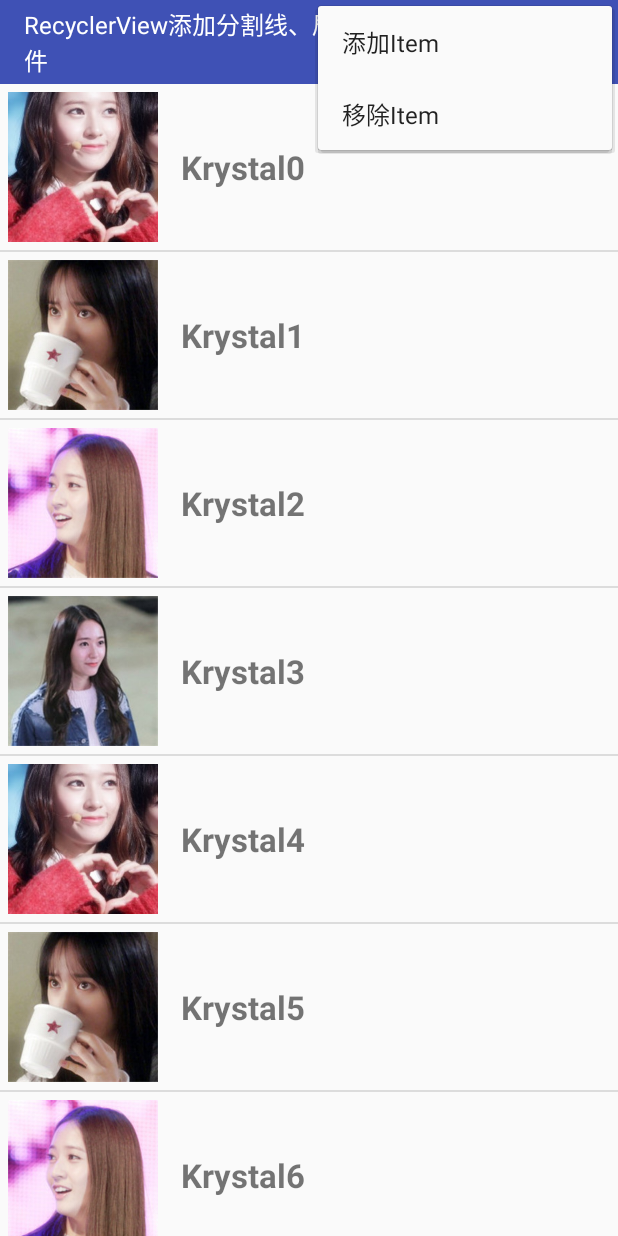
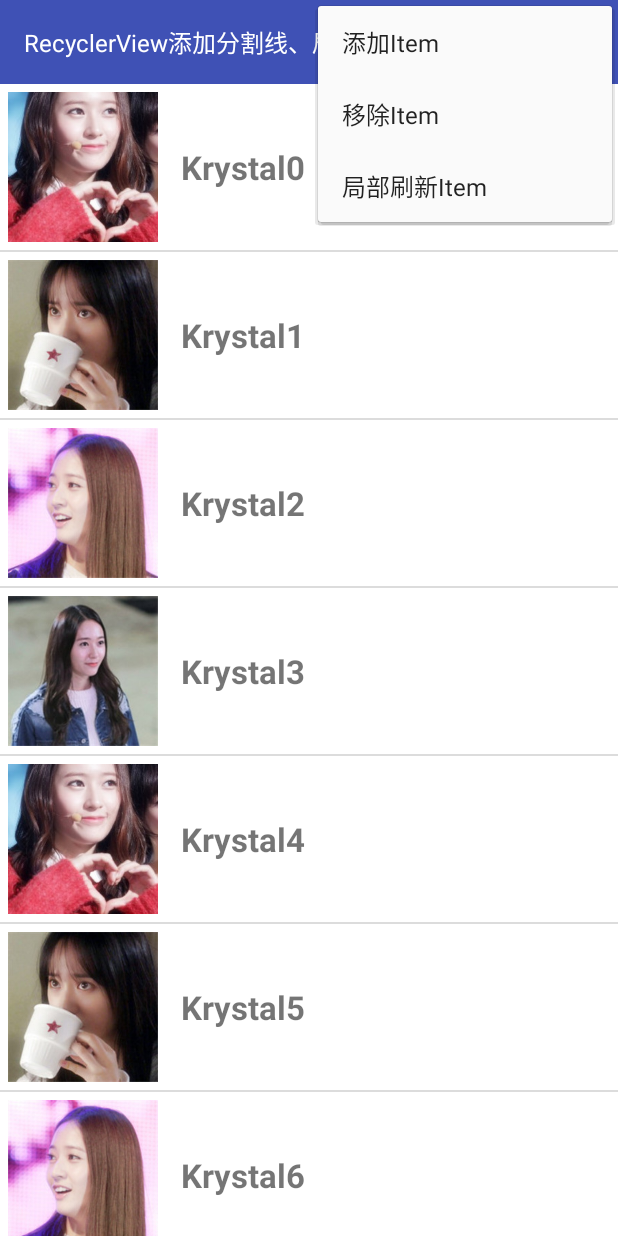
Before and after one commit to liukangqi2015/RecyclerViewStudy, an Android app: the MoreRecyclerViewActivity screen opened directly, with no data from a screen before it, with the options menu open, on a phone screen of 412 x 824 dp. Run offline under Robolectric (Android 15) with nearby library versions, the phone set to English and light mode, and no system bars; our stand-ins replace ButterKnife.

Commit message:
局部更新

```diff
--- a/app/src/main/java/com/liu/recyclerviewstudy/MoreRecyclerViewActivity.java
+++ b/app/src/main/java/com/liu/recyclerviewstudy/MoreRecyclerViewActivity.java
@@ -59,6 +59,9 @@ public class MoreRecyclerViewActivity extends AppCompatActivity {
                     case R.id.remove_item:
                         adapter.removeItem(1);
                         break;
+                    case R.id.change_item:
+                        adapter.changeItem(1);
+                        break;
                 }
                 return false;
             }
@@ -85,7 +88,7 @@ public class MoreRecyclerViewActivity extends AppCompatActivity {
             @Override
             public void onItemClickListener(View view, int position) {
                 TextView tv= ((TextView) view.findViewById(R.id.name_tv));
-                Toast.makeText(MoreRecyclerViewActivity.this,"position"+position+"--"+tv.getText(),Toast.LENGTH_SHORT).show();
+                Toast.makeText(MoreRecyclerViewActivity.this,"position"+position+"--data"+data.get(position).getName()+"--TextView显示数据"+tv.getText(),Toast.LENGTH_SHORT).show();
             }
         });
         moreRecyclerView.setAdapter(adapter);
--- a/app/src/main/java/com/liu/recyclerviewstudy/adapter/MoreAdapter.java
+++ b/app/src/main/java/com/liu/recyclerviewstudy/adapter/MoreAdapter.java
@@ -73,6 +73,11 @@ public class MoreAdapter extends RecyclerView.Adapter<MoreAdapter.ViewHolder> {
         notifyItemInserted(position);
     }
 
+    public void changeItem(int positon){
+        data.get(positon).setName("ChangeKrystal");
+        notifyItemChanged(positon);
+    }
+
     class ViewHolder extends RecyclerView.ViewHolder {
         private ImageView iv;
         private TextView name_tv;
--- /dev/null
+++ b/app/src/main/res/drawable/more_recyclerview_item_selector.xml
@@ -0,0 +1,5 @@
+<?xml version="1.0" encoding="utf-8"?>
+<selector xmlns:android="http://schemas.android.com/apk/res/android">
+    <item android:state_pressed="true" android:drawable="@android:color/darker_gray"/>
+    <item android:drawable="@android:color/background_light"/>
+</selector>
--- a/app/src/main/res/layout/more_recyclerview_item.xml
+++ b/app/src/main/res/layout/more_recyclerview_item.xml
@@ -1,6 +1,7 @@
 <?xml version="1.0" encoding="utf-8"?>
 <RelativeLayout xmlns:android="http://schemas.android.com/apk/res/android"
-    android:layout_width="match_parent" android:layout_height="wrap_content">
+    android:layout_width="match_parent" android:layout_height="wrap_content"
+    android:background="@drawable/more_recyclerview_item_selector">
     <ImageView
         android:id="@+id/iv"
         android:layout_width="100dp"
--- a/app/src/main/res/menu/more_recyclerview_toolbar_menu.xml
+++ b/app/src/main/res/menu/more_recyclerview_toolbar_menu.xml
@@ -9,4 +9,7 @@
         android:id="@+id/remove_item"
         android:title="@string/remove_item"
        />
+    <item
+        android:id="@+id/change_item"
+        android:title="@string/change_item"/>
 </menu>
--- a/app/src/main/res/values/strings.xml
+++ b/app/src/main/res/values/strings.xml
@@ -4,7 +4,8 @@
     <string name="linear_layout_manager">线性布局管理器</string>
     <string name="grid_layout_manager">网格布局管理器</string>
     <string name="StaggeredGrid_layout_manager">流式布局管理器</string>
-    <string name="more_recyclerView_study">RecyclerView添加分割线、局部更新、添加监听事件</string>
+    <string name="more_recyclerView_study">RecyclerView添加分割线、局部更新、添加监听</string>
     <string name="add_item">添加Item</string>
     <string name="remove_item">移除Item</string>
+    <string name="change_item">局部刷新Item</string>
 </resources>
```
